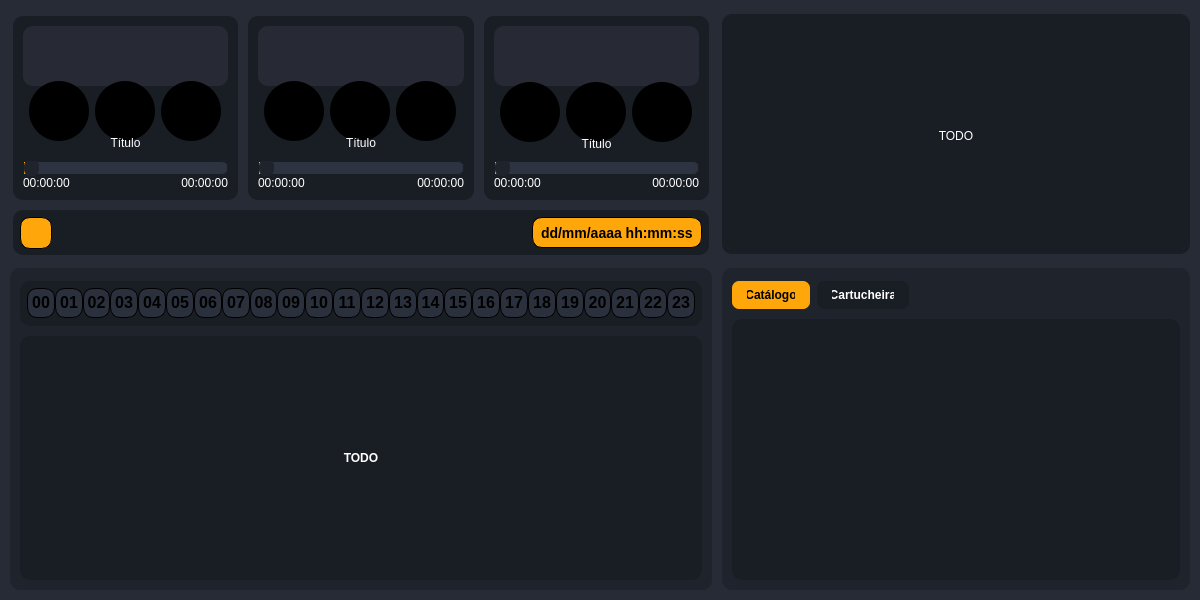
This is UI/player.ui in BrunoCardosoFS/NaxiStudioMix as Qt 5 draws it before an edit. The edited form follows.
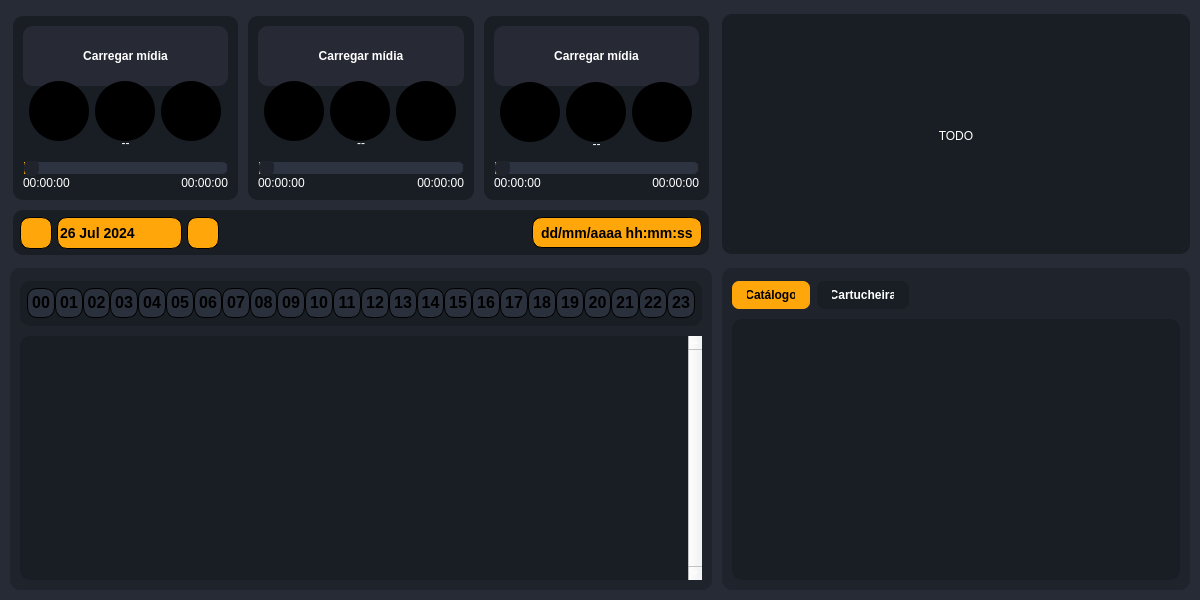
This is the edited form. Icons and pictures are not drawn.

Commit message: Start of development of the playlist list

Patch:
```diff
--- a/UI/player.ui
+++ b/UI/player.ui
@@ -289,6 +289,33 @@
     padding:  7px 10px;
     color: #fff;
     border-radius: 7px;
+}
+
+/* QDateEdit */
+
+QDateEdit{
+	border : none;
+	background-color : #191D24;
+    padding:  0px 5px;
+    color: #fff;
+    border-radius: 7px;
+}
+
+QDateEdit::drop-down {
+    width:24px;
+    height:24px;
+	margin-right: 4px;
+    subcontrol-position: right center;
+    subcontrol-origin: margin;
+    background-color: #191D24;
+    border: none;
+	border-radius: 7px;
+}
+
+QDateEdit::down-arrow, QDateEdit::up-arraow {
+	width:15px;
+    height:15px;
+	border : none;
 }</string>
   </property>
   <property name="documentMode">
@@ -370,9 +397,14 @@
 border-radius: 10px;
 }
 
-QWidget#playlist, QWidget#playlistHours{
+QWidget#scrollPlaylist, QWidget#playlistHours{
 	background: #191D24;
 	border-radius: 10px;
+}
+
+ QWidget#scrollPlaylistWidget{
+	background: transparent;
+	border-radius: 10px;
 }</string>
       </property>
       <layout class="QVBoxLayout" name="verticalLayout_3">
@@ -1277,31 +1309,13 @@
         </widget>
        </item>
        <item>
-        <widget class="QWidget" name="playlist" native="true">
-         <layout class="QVBoxLayout" name="playlistLayout" stretch="1">
-          <property name="sizeConstraint">
-           <enum>QLayout::SetDefaultConstraint</enum>
-          </property>
-          <property name="leftMargin">
-           <number>10</number>
-          </property>
-          <property name="topMargin">
-           <number>10</number>
-          </property>
-          <property name="rightMargin">
-           <number>10</number>
-          </property>
-          <property name="bottomMargin">
-           <number>10</number>
-          </property>
-          <item>
-           <widget class="QPushButton" name="pushButton_2">
-            <property name="text">
-             <string>TODO</string>
-            </property>
-           </widget>
-          </item>
-         </layout>
+        <widget class="QScrollArea" name="scrollPlaylist">
+         <property name="verticalScrollBarPolicy">
+          <enum>Qt::ScrollBarPolicy::ScrollBarAlwaysOn</enum>
+         </property>
+         <property name="widgetResizable">
+          <bool>true</bool>
+         </property>
         </widget>
        </item>
       </layout>
@@ -1793,7 +1807,7 @@
                </property>
                <property name="minimumSize">
                 <size>
-                 <width>0</width>
+                 <width>180</width>
                  <height>60</height>
                 </size>
                </property>
@@ -1810,7 +1824,7 @@
                 <string notr="true">border-radius:10px;</string>
                </property>
                <property name="text">
-                <string/>
+                <string>Carregar mídia</string>
                </property>
               </widget>
              </item>
@@ -1818,7 +1832,7 @@
               <widget class="QWidget" name="player1Controls" native="true">
                <property name="minimumSize">
                 <size>
-                 <width>0</width>
+                 <width>180</width>
                  <height>60</height>
                 </size>
                </property>
@@ -1961,7 +1975,7 @@
              <item>
               <widget class="QLabel" name="player1Title">
                <property name="text">
-                <string>Título</string>
+                <string>--</string>
                </property>
                <property name="alignment">
                 <set>Qt::AlignCenter</set>
@@ -2093,7 +2107,7 @@
                </property>
                <property name="minimumSize">
                 <size>
-                 <width>0</width>
+                 <width>180</width>
                  <height>60</height>
                 </size>
                </property>
@@ -2110,7 +2124,7 @@
                 <string notr="true">border-radius:10px;</string>
                </property>
                <property name="text">
-                <string/>
+                <string>Carregar mídia</string>
                </property>
               </widget>
              </item>
@@ -2118,7 +2132,7 @@
               <widget class="QWidget" name="player2Controls" native="true">
                <property name="minimumSize">
                 <size>
-                 <width>0</width>
+                 <width>180</width>
                  <height>60</height>
                 </size>
                </property>
@@ -2258,7 +2272,7 @@
              <item>
               <widget class="QLabel" name="player2Title">
                <property name="text">
-                <string>Título</string>
+                <string>--</string>
                </property>
                <property name="alignment">
                 <set>Qt::AlignCenter</set>
@@ -2387,7 +2401,7 @@
                </property>
                <property name="minimumSize">
                 <size>
-                 <width>0</width>
+                 <width>180</width>
                  <height>60</height>
                 </size>
                </property>
@@ -2404,7 +2418,7 @@
                 <string notr="true">border-radius:10px;</string>
                </property>
                <property name="text">
-                <string/>
+                <string>Carregar mídia</string>
                </property>
               </widget>
              </item>
@@ -2412,7 +2426,7 @@
               <widget class="QWidget" name="player3Controls" native="true">
                <property name="minimumSize">
                 <size>
-                 <width>0</width>
+                 <width>180</width>
                  <height>60</height>
                 </size>
                </property>
@@ -2558,7 +2572,7 @@
                 </sizepolicy>
                </property>
                <property name="text">
-                <string>Título</string>
+                <string>--</string>
                </property>
                <property name="alignment">
                 <set>Qt::AlignCenter</set>
@@ -2694,12 +2708,50 @@
 	font-weight: bold;
 }
 
+QGroupBox#toolsArea QPushButton:hover {
+    background-color: #E5950B;
+}
+
+
 QGroupBox#toolsArea QLabel{
 	color: #000;
 	font-weight: bold;
 	font-size: 14px;
 	border: none;
-}</string>
+}
+
+QDateEdit{
+	background-color : #ffa60a;
+	font-size: 14px;
+	font-weight: bold;
+    padding:  0px 0px;
+    color: #000000;
+	border-radius: 10px;
+	border: 1px solid #000;
+}
+
+QDateEdit::drop-down {
+    width:24px;
+    height:24px;
+	margin-right: 4px;
+    background-color: transparent;
+    border: none;
+	border-radius: 7px;
+	spacing: 1px; 
+}
+
+QDateEdit::drop-down:hover {
+    background-color: #E5950B;
+}
+
+QDateEdit::down-arrow, QDateEdit::up-arraow {
+	image: url(:/images/icons/calendar.svg);
+	width:15px;
+    height:15px;
+	border : none;
+}
+
+</string>
          </property>
          <layout class="QHBoxLayout" name="horizontalLayout_4">
           <property name="spacing">
@@ -2755,6 +2807,70 @@
             </property>
            </widget>
           </item>
+          <item>
+           <widget class="QDateEdit" name="playlistDate">
+            <property name="minimumSize">
+             <size>
+              <width>125</width>
+              <height>32</height>
+             </size>
+            </property>
+            <property name="wrapping">
+             <bool>false</bool>
+            </property>
+            <property name="frame">
+             <bool>true</bool>
+            </property>
+            <property name="readOnly">
+             <bool>false</bool>
+            </property>
+            <property name="buttonSymbols">
+             <enum>QAbstractSpinBox::ButtonSymbols::NoButtons</enum>
+            </property>
+            <property name="calendarPopup">
+             <bool>true</bool>
+            </property>
+            <property name="timeSpec">
+             <enum>Qt::TimeSpec::LocalTime</enum>
+            </property>
+            <property name="date">
+             <date>
+              <year>2024</year>
+              <month>7</month>
+              <day>26</day>
+             </date>
+            </property>
+           </widget>
+          </item>
+          <item>
+           <widget class="QPushButton" name="playlistOpen">
+            <property name="minimumSize">
+             <size>
+              <width>32</width>
+              <height>32</height>
+             </size>
+            </property>
+            <property name="maximumSize">
+             <size>
+              <width>32</width>
+              <height>32</height>
+             </size>
+            </property>
+            <property name="cursor">
+             <cursorShape>PointingHandCursor</cursorShape>
+            </property>
+            <property name="toolTip">
+             <string>&lt;html&gt;&lt;head/&gt;&lt;body&gt;&lt;p&gt;Carregar playlist&lt;/p&gt;&lt;/body&gt;&lt;/html&gt;</string>
+            </property>
+            <property name="text">
+             <string/>
+            </property>
+            <property name="icon">
+             <iconset resource="forms/player.qrc">
+              <normaloff>:/images/icons/open.svg</normaloff>:/images/icons/open.svg</iconset>
+            </property>
+           </widget>
+          </item>
           <item>
            <spacer name="horizontalSpacer">
             <property name="orientation">
```
Left out of the diff: 700 changed lines with no effect on the pictures. The commit also changes 9 other files.
